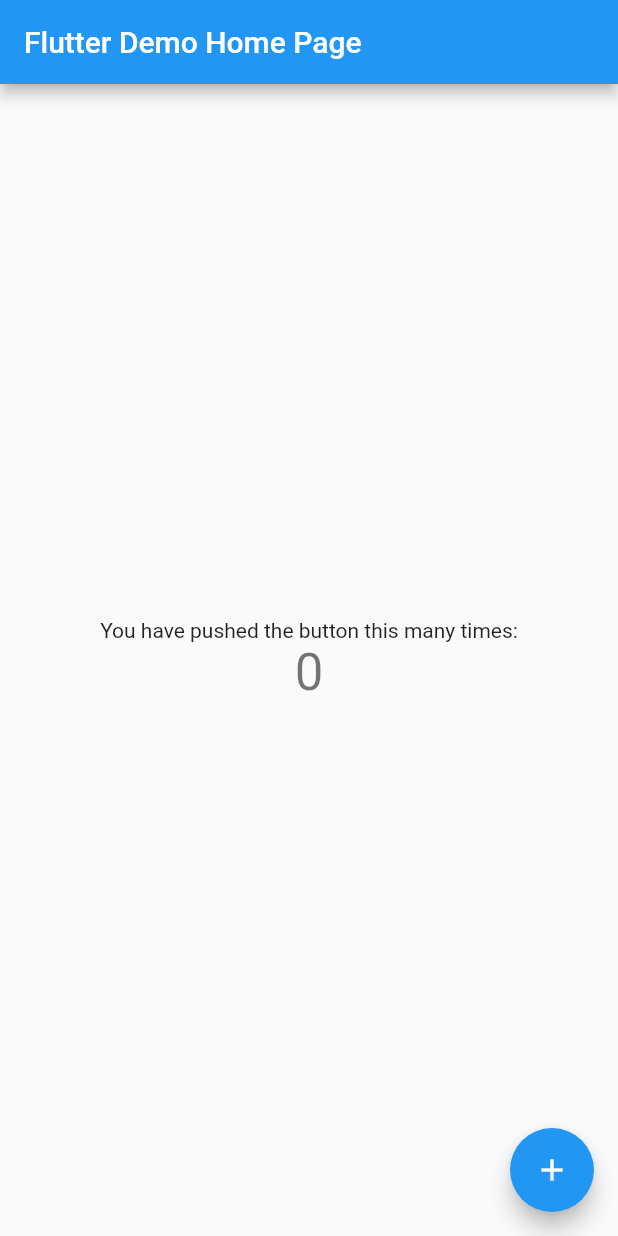
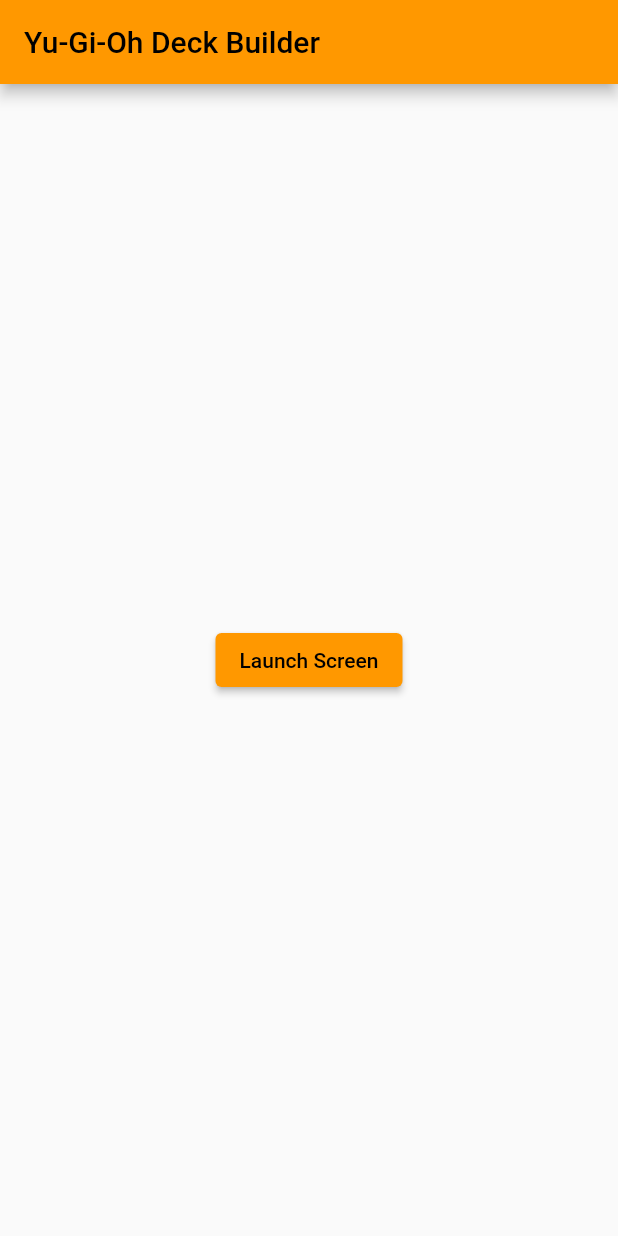
Before and after one commit to Oneleaon/yugioh_deck_sim, a Flutter app: the screen it shows after launch, on a phone screen of 412 x 824 dp. Run offline on Flutter 3.47's test engine with Material 2 defaults, Android fonts, the light colour scheme and no system bars.

Commit message:
Added route navigation between the home screen and decks screen

```diff
--- a/lib/main.dart
+++ b/lib/main.dart
@@ -1,115 +1,18 @@
 import 'package:flutter/material.dart';
 
+import 'pages/home.dart';
+import 'pages/decks.dart';
+
 void main() {
-  runApp(const MyApp());
+  runApp(
+    MaterialApp(
+      title: 'Named Routes Demo',
+      theme: ThemeData(primarySwatch: Colors.orange),
+      initialRoute: '/',
+      routes: {
+        '/': (context) => const Home(),
+        '/decks': (context) => const Decks(),
+      },
+    ),
+  );
 }
-
-class MyApp extends StatelessWidget {
-  const MyApp({Key? key}) : super(key: key);
-
-  // This widget is the root of your application.
-  @override
-  Widget build(BuildContext context) {
-    return MaterialApp(
-      title: 'Flutter Demo',
-      theme: ThemeData(
-        // This is the theme of your application.
-        //
-        // Try running your application with "flutter run". You'll see the
-        // application has a blue toolbar. Then, without quitting the app, try
-        // changing the primarySwatch below to Colors.green and then invoke
-        // "hot reload" (press "r" in the console where you ran "flutter run",
-        // or simply save your changes to "hot reload" in a Flutter IDE).
-        // Notice that the counter didn't reset back to zero; the application
-        // is not restarted.
-        primarySwatch: Colors.blue,
-      ),
-      home: const MyHomePage(title: 'Flutter Demo Home Page'),
-    );
-  }
-}
-
-class MyHomePage extends StatefulWidget {
-  const MyHomePage({Key? key, required this.title}) : super(key: key);
-
-  // This widget is the home page of your application. It is stateful, meaning
-  // that it has a State object (defined below) that contains fields that affect
-  // how it looks.
-
-  // This class is the configuration for the state. It holds the values (in this
-  // case the title) provided by the parent (in this case the App widget) and
-  // used by the build method of the State. Fields in a Widget subclass are
-  // always marked "final".
-
-  final String title;
-
-  @override
-  State<MyHomePage> createState() => _MyHomePageState();
-}
-
-class _MyHomePageState extends State<MyHomePage> {
-  int _counter = 0;
-
-  void _incrementCounter() {
-    setState(() {
-      // This call to setState tells the Flutter framework that something has
-      // changed in this State, which causes it to rerun the build method below
-      // so that the display can reflect the updated values. If we changed
-      // _counter without calling setState(), then the build method would not be
-      // called again, and so nothing would appear to happen.
-      _counter++;
-    });
-  }
-
-  @override
-  Widget build(BuildContext context) {
-    // This method is rerun every time setState is called, for instance as done
-    // by the _incrementCounter method above.
-    //
-    // The Flutter framework has been optimized to make rerunning build methods
-    // fast, so that you can just rebuild anything that needs updating rather
-    // than having to individually change instances of widgets.
-    return Scaffold(
-      appBar: AppBar(
-        // Here we take the value from the MyHomePage object that was created by
-        // the App.build method, and use it to set our appbar title.
-        title: Text(widget.title),
-      ),
-      body: Center(
-        // Center is a layout widget. It takes a single child and positions it
-        // in the middle of the parent.
-        child: Column(
-          // Column is also a layout widget. It takes a list of children and
-          // arranges them vertically. By default, it sizes itself to fit its
-          // children horizontally, and tries to be as tall as its parent.
-          //
-          // Invoke "debug painting" (press "p" in the console, choose the
-          // "Toggle Debug Paint" action from the Flutter Inspector in Android
-          // Studio, or the "Toggle Debug Paint" command in Visual Studio Code)
-          // to see the wireframe for each widget.
-          //
-          // Column has various properties to control how it sizes itself and
-          // how it positions its children. Here we use mainAxisAlignment to
-          // center the children vertically; the main axis here is the vertical
-          // axis because Columns are vertical (the cross axis would be
-          // horizontal).
-          mainAxisAlignment: MainAxisAlignment.center,
-          children: <Widget>[
-            const Text(
-              'You have pushed the button this many times:',
-            ),
-            Text(
-              '$_counter',
-              style: Theme.of(context).textTheme.headline4,
-            ),
-          ],
-        ),
-      ),
-      floatingActionButton: FloatingActionButton(
-        onPressed: _incrementCounter,
-        tooltip: 'Increment',
-        child: const Icon(Icons.add),
-      ), // This trailing comma makes auto-formatting nicer for build methods.
-    );
-  }
-}
--- /dev/null
+++ b/lib/pages/home.dart
@@ -0,0 +1,21 @@
+import 'package:flutter/material.dart';
+
+class Home extends StatelessWidget {
+  const Home({super.key});
+
+  @override
+  Widget build(BuildContext context) {
+    return Scaffold(
+      appBar: AppBar(
+        title: const Text('Yu-Gi-Oh Deck Builder'),
+      ),
+      body: Center(
+          child: ElevatedButton(
+              onPressed: () {
+                //Nav to second screen
+                Navigator.pushNamed(context, '/decks');
+              },
+              child: const Text('Launch Screen'))),
+    );
+  }
+}
```
Also changed, not shown: lib/pages/decks.dart (added, +23 -0 lines), pubspec.lock, 1 other file.
